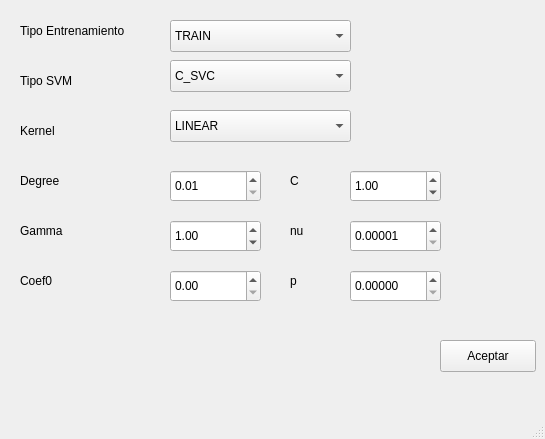
Qt form src/gui/conf_svm.ui (IgnacioSRL/OpenCV_ML_Tool) before a commit.
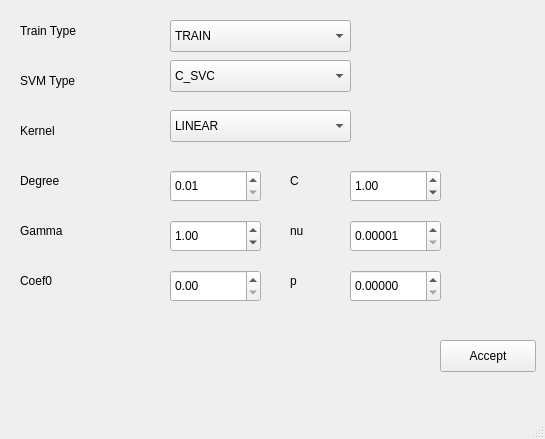
The same form after that commit.

```diff
--- a/src/gui/conf_svm.ui
+++ b/src/gui/conf_svm.ui
@@ -115,7 +115,7 @@
      </rect>
     </property>
     <property name="text">
-     <string>Tipo Entrenamiento</string>
+     <string>Train Type</string>
     </property>
    </widget>
    <widget class="QLabel" name="label_2">
@@ -128,7 +128,7 @@
      </rect>
     </property>
     <property name="text">
-     <string>Tipo SVM</string>
+     <string>SVM Type</string>
     </property>
    </widget>
    <widget class="QLabel" name="label_3">
@@ -318,7 +318,7 @@
      </rect>
     </property>
     <property name="text">
-     <string>Aceptar</string>
+     <string>Accept</string>
     </property>
    </widget>
    <widget class="QDoubleSpinBox" name="nu">
```
Left out of the diff: 2 changed lines with no effect on the pictures.
